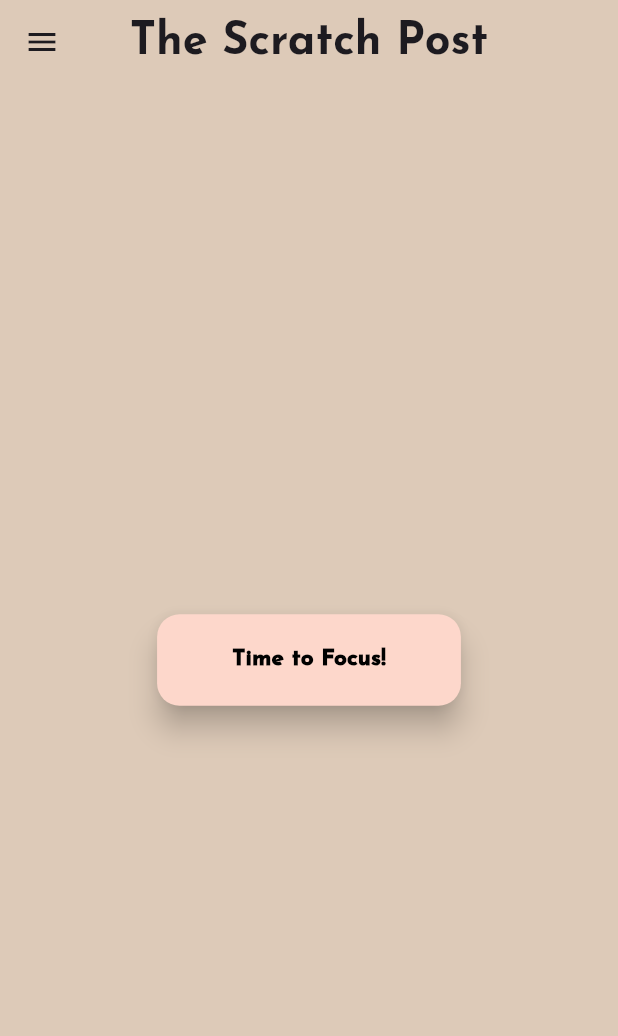
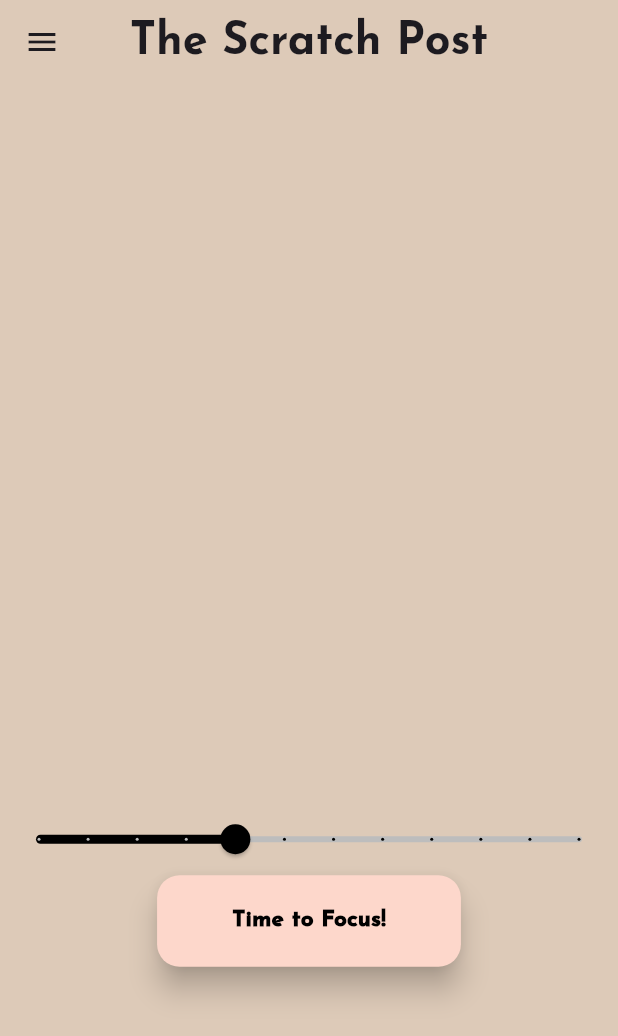
Before and after one commit to hanzeduardodedios1/whiskr, a Flutter app: the TimerScreen screen opened directly, on a phone screen of 412 x 824 dp. Shown: the top 1036 px of the screen. Run offline on Flutter 3.47's test engine with Material 3 defaults, Android fonts, the phone set to English and light mode, and no system bars; our stand-ins replace google_fonts.

```diff
--- a/lib/focuspage.dart
+++ b/lib/focuspage.dart
@@ -7,7 +7,11 @@ class FocusPage extends StatefulWidget {
   State<FocusPage> createState() => _FocusPageState();
 }
 
+
 class _FocusPageState extends State<FocusPage> {
+
+
+
   @override
   Widget build(BuildContext context) {
     return Scaffold(
@@ -17,7 +21,7 @@ class _FocusPageState extends State<FocusPage> {
           mainAxisAlignment: MainAxisAlignment.center,
           children: [
             SizedBox(
-              height: 75,
+              height: 405,
             ),
             OutlinedButton(onPressed: () {Navigator.pop(context);},
             style: OutlinedButton.styleFrom(
--- a/lib/focustimer.dart
+++ b/lib/focustimer.dart
@@ -16,6 +16,12 @@ final List<int> minuteOptions = [5, 10, 15, 20, 25, 30, 45, 60];
 int currentSelectedMinute = 25;
 //timer method
 
+//focus timer variables
+  double _selectedMinutes = 25.0;
+
+  final double _minMinutes = 5.0;
+  final double _maxMinutes = 60.0;
+  final int _minuteStep = 5;
 
 
 
@@ -65,7 +71,25 @@ int currentSelectedMinute = 25;
           child: Column(
             mainAxisAlignment: MainAxisAlignment.center,
             children: [
+              SizedBox(
+                height: 300,
+              ),
+              Slider.adaptive(
+                value: _selectedMinutes,
+                min: _minMinutes,
+                max: _maxMinutes,
+                divisions: ((_maxMinutes - _minMinutes) / _minuteStep).toInt(),
+                label: '${_selectedMinutes.toInt()} min',
 
+                onChanged: (double newValue) {
+                  setState(() {
+                    _selectedMinutes = newValue;
+                  });
+
+                },
+                activeColor: Colors.black,
+                inactiveColor: Colors.grey.shade400,
+                thumbColor: Colors.black,),
 
 
               ElevatedButton(onPressed: () {
```
